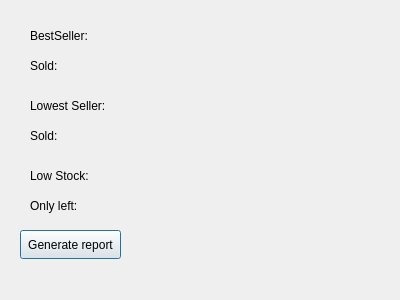
Before: the Qt Designer form cs2_lab_final_project/dashboard.ui in Hamdy410/CS2_lab_finalProject, drawn with Qt 5.
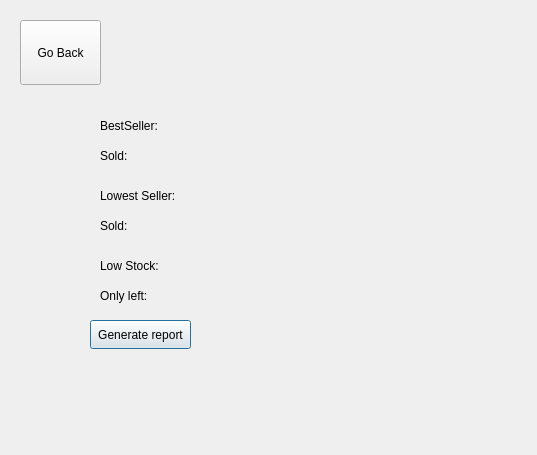
After: the same form once the commit is applied.

Commit message: Handled Dashboard initial show/close

The edit to the form file:
```diff
--- a/cs2_lab_final_project/dashboard.ui
+++ b/cs2_lab_final_project/dashboard.ui
@@ -6,8 +6,8 @@
    <rect>
     <x>0</x>
     <y>0</y>
-    <width>400</width>
-    <height>300</height>
+    <width>537</width>
+    <height>455</height>
    </rect>
   </property>
   <property name="windowTitle">
@@ -16,8 +16,8 @@
   <widget class="QPushButton" name="pushButton_Report">
    <property name="geometry">
     <rect>
-     <x>20</x>
-     <y>230</y>
+     <x>90</x>
+     <y>320</y>
      <width>101</width>
      <height>29</height>
     </rect>
@@ -29,8 +29,8 @@
   <widget class="QLabel" name="label_BestSeller">
    <property name="geometry">
     <rect>
-     <x>30</x>
-     <y>20</y>
+     <x>100</x>
+     <y>110</y>
      <width>181</width>
      <height>31</height>
     </rect>
@@ -42,8 +42,8 @@
   <widget class="QLabel" name="label_lowesrSeller">
    <property name="geometry">
     <rect>
-     <x>30</x>
-     <y>90</y>
+     <x>100</x>
+     <y>180</y>
      <width>221</width>
      <height>31</height>
     </rect>
@@ -55,8 +55,8 @@
   <widget class="QLabel" name="label_LowStock">
    <property name="geometry">
     <rect>
-     <x>30</x>
-     <y>160</y>
+     <x>100</x>
+     <y>250</y>
      <width>251</width>
      <height>31</height>
     </rect>
@@ -68,8 +68,8 @@
   <widget class="QLabel" name="label_BestSellerSold">
    <property name="geometry">
     <rect>
-     <x>30</x>
-     <y>50</y>
+     <x>100</x>
+     <y>140</y>
      <width>171</width>
      <height>31</height>
     </rect>
@@ -81,8 +81,8 @@
   <widget class="QLabel" name="label_LowestSellerSold">
    <property name="geometry">
     <rect>
-     <x>30</x>
-     <y>120</y>
+     <x>100</x>
+     <y>210</y>
      <width>171</width>
      <height>31</height>
     </rect>
@@ -94,8 +94,8 @@
   <widget class="QLabel" name="label_OnlyLeft">
    <property name="geometry">
     <rect>
-     <x>30</x>
-     <y>190</y>
+     <x>100</x>
+     <y>280</y>
      <width>171</width>
      <height>31</height>
     </rect>
@@ -104,6 +104,25 @@
     <string>Only left: </string>
    </property>
   </widget>
+  <widget class="QPushButton" name="goBackPushButton">
+   <property name="geometry">
+    <rect>
+     <x>20</x>
+     <y>20</y>
+     <width>81</width>
+     <height>65</height>
+    </rect>
+   </property>
+   <property name="minimumSize">
+    <size>
+     <width>65</width>
+     <height>65</height>
+    </size>
+   </property>
+   <property name="text">
+    <string>Go Back</string>
+   </property>
+  </widget>
  </widget>
  <resources/>
  <connections/>
```
The commit also changes 5 other files.
